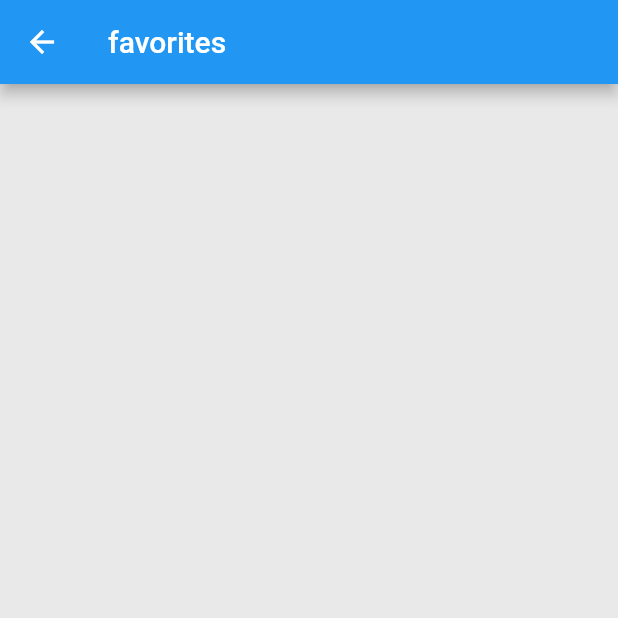
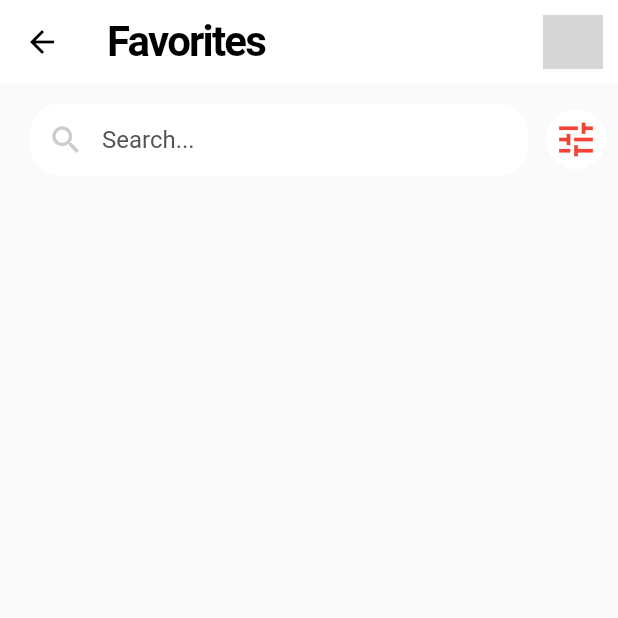
Before and after one commit to RedBaron1918/flutter_hotel, a Flutter app: the FavoritePage screen opened directly, on a phone screen of 412 x 824 dp, the top half of it. Run offline on Flutter 3.47's test engine with Material 2 defaults, Android fonts, the phone set to English and light mode, and no system bars; our stand-ins replace transparent_image; network calls fail; grey boxes are pictures that could not be loaded.

Commit message:
just in case i fuck up

```diff
--- a/lib/pages/favorite_page.dart
+++ b/lib/pages/favorite_page.dart
@@ -2,7 +2,12 @@ import 'package:flutter/material.dart';
 import 'package:hotelflutter/pages/detail_widget.dart';
 import 'package:hotelflutter/provider/favorite_provider.dart';
 import 'package:hotelflutter/widgets/cards/card_widget.dart';
+import 'package:hotelflutter/widgets/cards/explore_card.dart';
 import 'package:provider/provider.dart';
+
+import '../widgets/icons/circle_icon.dart';
+import '../widgets/search_bar.dart';
+import '../widgets/sliver_appbar_widget.dart';
 
 class FavoritePage extends StatelessWidget {
   const FavoritePage({super.key});
@@ -13,10 +18,29 @@ class FavoritePage extends StatelessWidget {
     final hotels = provider.hotels;
     final blocks = provider.blocks;
     return Scaffold(
-      appBar: AppBar(
-        title: const Text("favorites"),
+      backgroundColor: const Color.fromARGB(255, 250, 250, 250),
+      body: CustomScrollView(
+        slivers: [
+          const SliverAppBarWidget(
+            text: "Favorites",
+            bgColor: Colors.white,
+            txtColor: Colors.black,
           ),
-      body: ListView.builder(
+          SliverToBoxAdapter(
+            child: Column(
+              mainAxisSize: MainAxisSize.min,
+              children: [
+                Padding(
+                  padding: const EdgeInsets.all(8.0),
+                  child: Row(
+                    mainAxisSize: MainAxisSize.min,
+                    children: const [
+                      Expanded(child: SearchBar()),
+                      CircleIcon(icon: Icons.tune),
+                    ],
+                  ),
+                ),
+                ListView.builder(
                   itemCount: hotels.length,
                   shrinkWrap: true,
                   physics: const BouncingScrollPhysics(),
@@ -34,9 +58,16 @@ class FavoritePage extends StatelessWidget {
                           ),
                         );
                       },
-            child: CardWidget(room: hotel, block: block),
+                      child: SizedBox(
+                          height: 290,
+                          child: ExploreCard(room: hotel, block: block)),
                     );
                   },
+                ),
+              ],
+            ),
+          )
+        ],
       ),
     );
   }
--- a/lib/provider/favorite_provider.dart
+++ b/lib/provider/favorite_provider.dart
@@ -2,9 +2,9 @@ import 'package:flutter/material.dart';
 import '../model/models.dart';
 
 class FavoriteProvider extends ChangeNotifier {
-  List<Room> _hotels = [];
+  final List<Room> _hotels = [];
   List<Room> get hotels => _hotels;
-  List<Block> _blocks = [];
+  final List<Block> _blocks = [];
   List<Block> get blocks => _blocks;
   void toggleFavorite(Room hotel, Block block) {
     final isExist = _hotels.contains(hotel) && _blocks.contains(block);
```
Lines whose indentation alone changed are shown as unchanged.
